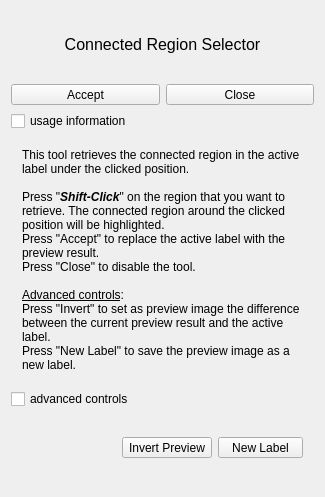
Above: Modules/SegmentationUI/Qmitk/QmitkConnectedRegionSelectorTool3DGUIControls.ui from MITK/MITK before the change. Below: the same form after it.
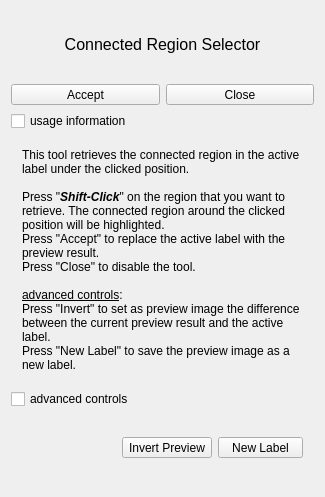
That is the form after the change. Icons and pictures are not drawn.

Patch:
```diff
--- a/Modules/SegmentationUI/Qmitk/QmitkConnectedRegionSelectorTool3DGUIControls.ui
+++ b/Modules/SegmentationUI/Qmitk/QmitkConnectedRegionSelectorTool3DGUIControls.ui
@@ -159,7 +159,7 @@
 &lt;p style=&quot; margin-top:0px; margin-bottom:0px; margin-left:0px; margin-right:0px; -qt-block-indent:0; text-indent:0px;&quot;&gt;&lt;span style=&quot; font-family:'Sans'; font-size:9pt;&quot;&gt;Press &amp;quot;Accept&amp;quot; to replace the active label with the preview result.&lt;/span&gt;&lt;/p&gt;
 &lt;p style=&quot; margin-top:0px; margin-bottom:0px; margin-left:0px; margin-right:0px; -qt-block-indent:0; text-indent:0px;&quot;&gt;&lt;span style=&quot; font-family:'Sans'; font-size:9pt;&quot;&gt;Press &amp;quot;Close&amp;quot; to disable the tool.&lt;/span&gt;&lt;/p&gt;
 &lt;p style=&quot;-qt-paragraph-type:empty; margin-top:0px; margin-bottom:0px; margin-left:0px; margin-right:0px; -qt-block-indent:0; text-indent:0px; font-family:'Sans'; font-size:9pt;&quot;&gt;&lt;br /&gt;&lt;/p&gt;
-&lt;p style=&quot; margin-top:0px; margin-bottom:0px; margin-left:0px; margin-right:0px; -qt-block-indent:0; text-indent:0px;&quot;&gt;&lt;span style=&quot; font-family:'Sans'; font-size:9pt; text-decoration: underline;&quot;&gt;Advanced controls&lt;/span&gt;&lt;span style=&quot; font-family:'Sans'; font-size:9pt;&quot;&gt;:&lt;/span&gt;&lt;/p&gt;
+&lt;p style=&quot; margin-top:0px; margin-bottom:0px; margin-left:0px; margin-right:0px; -qt-block-indent:0; text-indent:0px;&quot;&gt;&lt;span style=&quot; font-family:'Sans'; font-size:9pt; text-decoration: underline;&quot;&gt;advanced controls&lt;/span&gt;&lt;span style=&quot; font-family:'Sans'; font-size:9pt;&quot;&gt;:&lt;/span&gt;&lt;/p&gt;
 &lt;p style=&quot; margin-top:0px; margin-bottom:0px; margin-left:0px; margin-right:0px; -qt-block-indent:0; text-indent:0px;&quot;&gt;&lt;span style=&quot; font-family:'Sans'; font-size:9pt;&quot;&gt;Press &amp;quot;Invert&amp;quot; to set as preview image the difference between the current preview result and the active label.&lt;/span&gt;&lt;/p&gt;
 &lt;p style=&quot; margin-top:0px; margin-bottom:0px; margin-left:0px; margin-right:0px; -qt-block-indent:0; text-indent:0px;&quot;&gt;&lt;span style=&quot; font-family:'Sans'; font-size:9pt;&quot;&gt;Press &amp;quot;New Label&amp;quot; to save the preview image as a new label.&lt;/span&gt;&lt;/p&gt;&lt;/body&gt;&lt;/html&gt;</string>
         </property>
```
